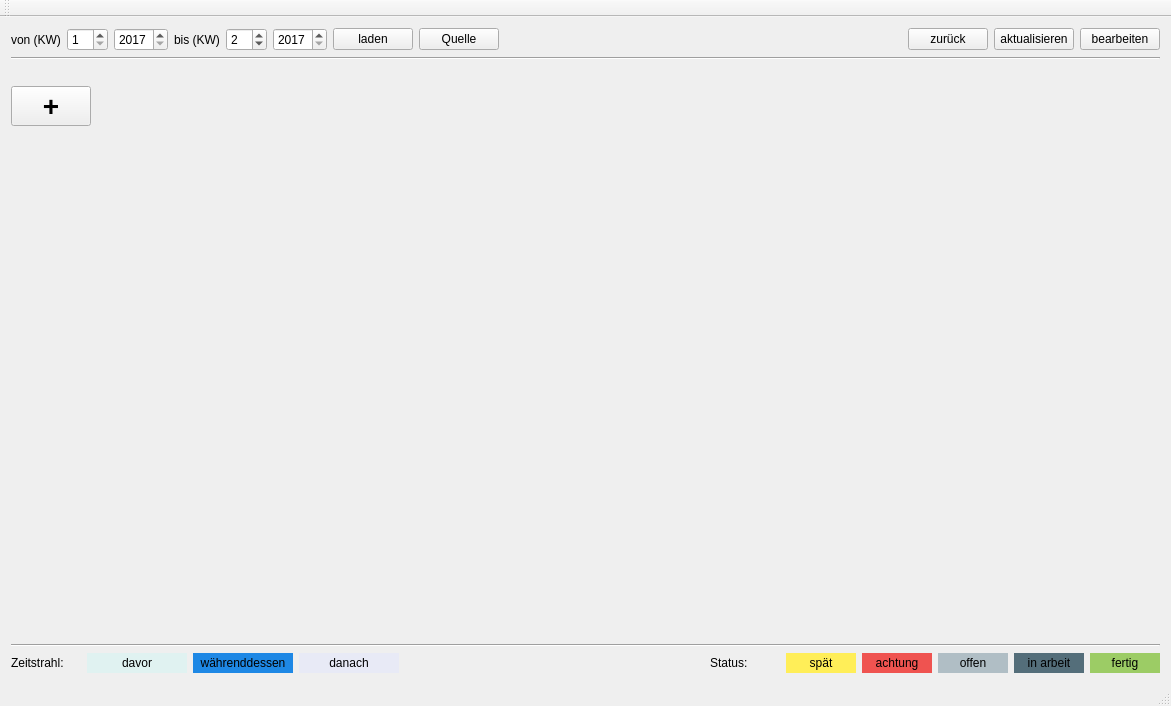
Old version of the form mainwindow.ui in the repository kkegel/WorkFlow.
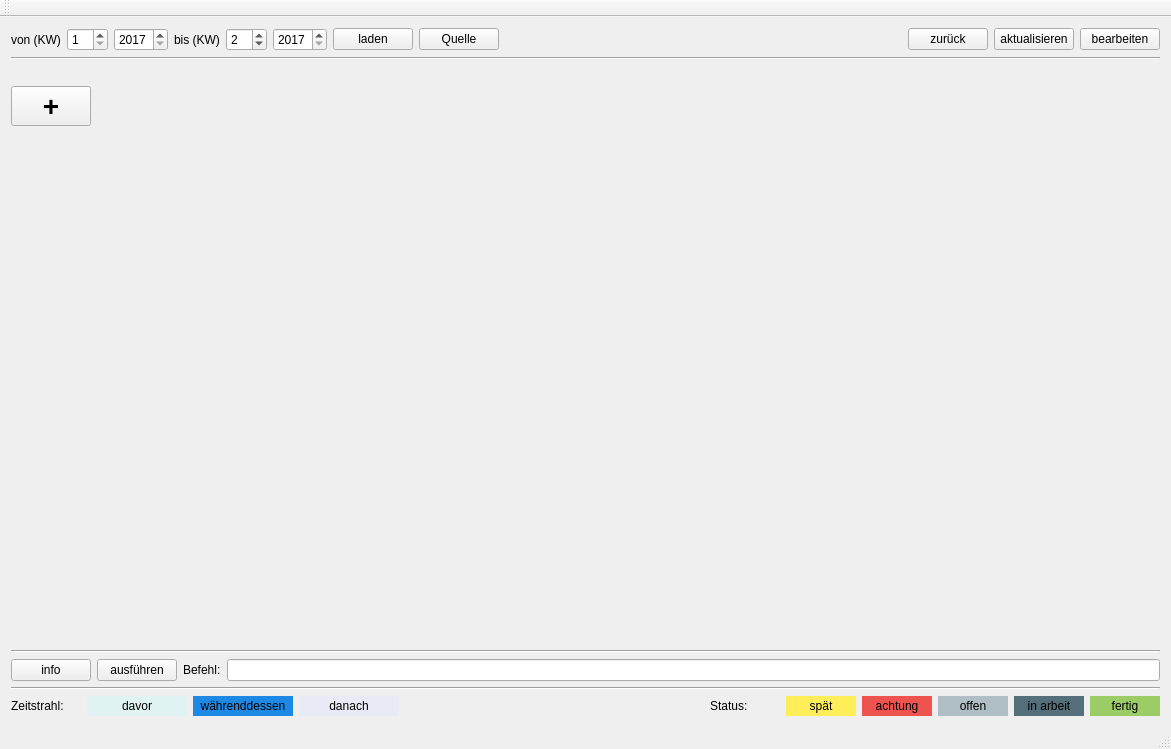
New version of the form.

What changed in the file:
```diff
--- a/mainwindow.ui
+++ b/mainwindow.ui
@@ -7,7 +7,7 @@
     <x>0</x>
     <y>0</y>
     <width>1171</width>
-    <height>706</height>
+    <height>749</height>
    </rect>
   </property>
   <property name="windowTitle">
@@ -203,6 +203,44 @@
       </item>
      </layout>
     </item>
+    <item>
+     <widget class="Line" name="line_3">
+      <property name="orientation">
+       <enum>Qt::Horizontal</enum>
+      </property>
+     </widget>
+    </item>
+    <item>
+     <layout class="QHBoxLayout" name="horizontalLayout_5">
+      <property name="topMargin">
+       <number>0</number>
+      </property>
+      <item>
+       <widget class="QPushButton" name="pb_info">
+        <property name="text">
+         <string>info</string>
+        </property>
+       </widget>
+      </item>
+      <item>
+       <widget class="QPushButton" name="pb_cmd">
+        <property name="text">
+         <string>ausführen</string>
+        </property>
+       </widget>
+      </item>
+      <item>
+       <widget class="QLabel" name="label_13">
+        <property name="text">
+         <string>Befehl:</string>
+        </property>
+       </widget>
+      </item>
+      <item>
+       <widget class="QLineEdit" name="input_cmd"/>
+      </item>
+     </layout>
+    </item>
     <item>
      <widget class="Line" name="line">
       <property name="orientation">
```
Left out of the diff: 3 changed lines with no effect on the pictures.
